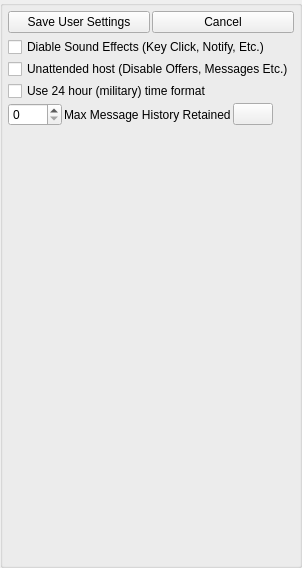
The window that nolimitgui/CommonSrc/Forms/AppletUserPreferences.ui (nolimitconnect/NoLimitConnect) describes before a commit, drawn with Qt 5.
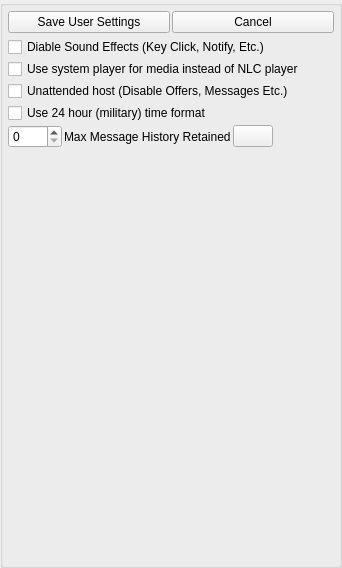
The same window after the commit. Custom widgets are drawn as their Qt base class.

Commit message: More media player work.. add setUseSystemMediaPlayer option for if user prefers external player

The edit to the form file:
```diff
--- a/nolimitgui/CommonSrc/Forms/AppletUserPreferences.ui
+++ b/nolimitgui/CommonSrc/Forms/AppletUserPreferences.ui
@@ -6,7 +6,7 @@
    <rect>
     <x>0</x>
     <y>0</y>
-    <width>287</width>
+    <width>342</width>
     <height>568</height>
    </rect>
   </property>
@@ -97,6 +97,13 @@
         </property>
        </widget>
       </item>
+      <item>
+       <widget class="QCheckBox" name="m_UseSystemPlayerCheckBox">
+        <property name="text">
+         <string>Use system player for media instead of NLC player</string>
+        </property>
+       </widget>
+      </item>
       <item>
        <widget class="QCheckBox" name="m_UnattendedHostCheckBox">
         <property name="text">
```
The commit also changes 36 other files.
